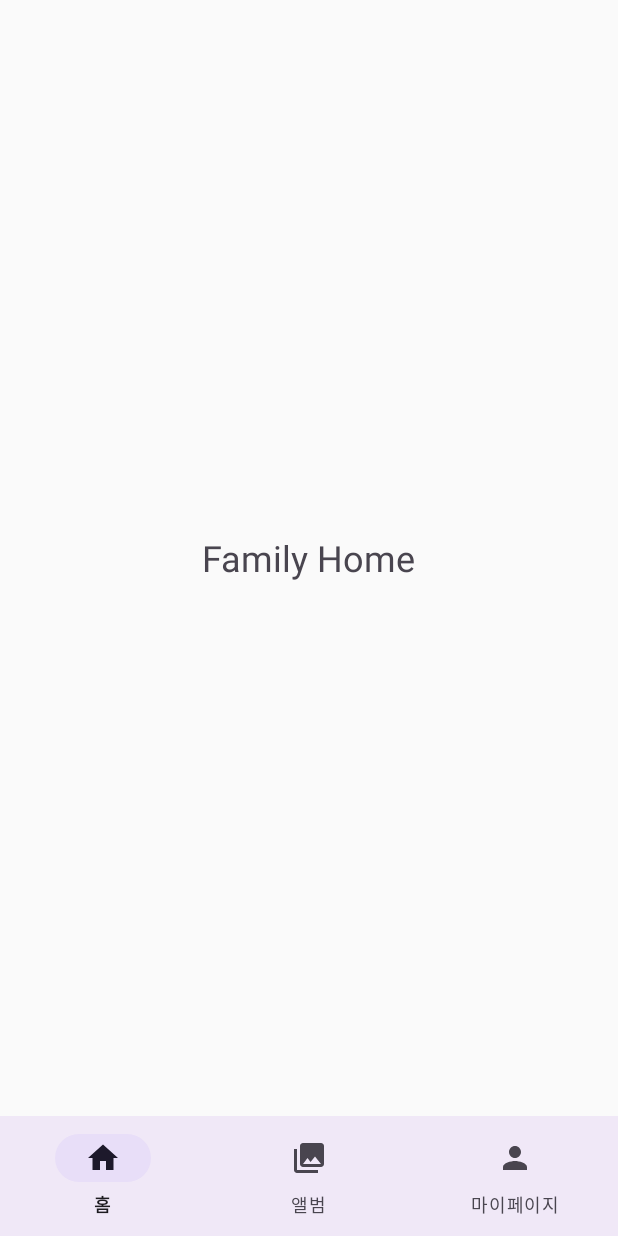
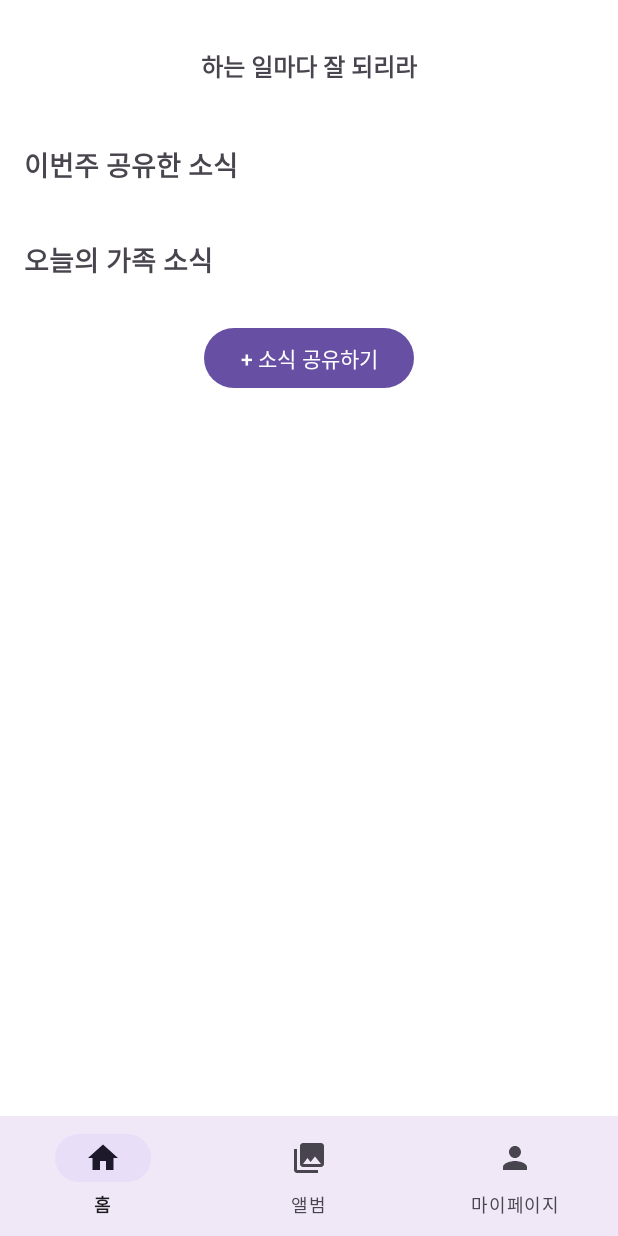
Before and after one commit to sanggyoon/Moodigae_familySNS, an Android app: the FamilyHomeFragment screen opened through its navigation route, on a phone screen of 412 x 824 dp. Run offline under Robolectric (Android 15) with nearby library versions, the phone set to English and light mode, and no system bars; our stand-ins replace Firebase (no records; nobody signed in at launch, a user with empty details on screens opened directly).

Commit message:
feat: 분기 처리 수정

```diff
--- a/app/src/main/java/com/example/familysns/MainActivity.kt
+++ b/app/src/main/java/com/example/familysns/MainActivity.kt
@@ -5,41 +5,85 @@ import android.view.View
 import androidx.appcompat.app.AppCompatActivity
 import androidx.navigation.fragment.NavHostFragment
 import com.google.android.material.bottomnavigation.BottomNavigationView
+import com.google.firebase.auth.FirebaseAuth
+import com.google.firebase.firestore.FirebaseFirestore
 import androidx.navigation.NavController
 import androidx.navigation.NavGraph
-import androidx.navigation.fragment.findNavController
 
 class MainActivity : AppCompatActivity() {
+
+    private lateinit var navController: NavController
+    private lateinit var navGraph: NavGraph
+    private lateinit var bottomNav: BottomNavigationView
 
     override fun onCreate(savedInstanceState: Bundle?) {
         super.onCreate(savedInstanceState)
         setContentView(R.layout.activity_main)
 
-        val hasFamily = intent.getBooleanExtra("hasFamily", false)
-
-        // NavController 및 NavGraph 구성
         val navHostFragment = supportFragmentManager
             .findFragmentById(R.id.nav_host_fragment) as NavHostFragment
-        val navController: NavController = navHostFragment.navController
+        navController = navHostFragment.navController
         val navInflater = navController.navInflater
-        val navGraph: NavGraph = navInflater.inflate(R.navigation.nav_graph)
+        navGraph = navInflater.inflate(R.navigation.nav_graph)
 
-        // ✅ startDestination 분기
-        navGraph.setStartDestination(
-            if (hasFamily) R.id.familyHomeFragment
-            else R.id.homeFragment
-        )
+        bottomNav = findViewById(R.id.bottom_navigation)
 
-        navController.graph = navGraph
+        // 🔥 Firestore에서 familyId 여부 판단
+        val currentUser = FirebaseAuth.getInstance().currentUser
+        if (currentUser != null) {
+            val userRef = FirebaseFirestore.getInstance()
+                .collection("users").document(currentUser.uid)
 
-        // 바텀 네비게이션 설정
-        val bottomNav = findViewById<BottomNavigationView>(R.id.bottom_navigation)
+            userRef.get().addOnSuccessListener { document ->
+                val familyIdList = document.get("familyId") as? List<*>
+                val hasFamily = !familyIdList.isNullOrEmpty()
 
+                navGraph.setStartDestination(
+                    if (hasFamily) R.id.familyHomeFragment
+                    else R.id.homeFragment
+                )
+                navController.graph = navGraph  // 그래프 적용은 여기서!
+                setupBottomNav() // 바텀 네비게이션도 여기서 연결
+            }.addOnFailureListener {
+                navGraph.setStartDestination(R.id.homeFragment)
+                navController.graph = navGraph
+                setupBottomNav()
+            }
+        } else {
+            // 로그인 안 돼있을 경우 홈으로
+            navGraph.setStartDestination(R.id.homeFragment)
+            navController.graph = navGraph
+            setupBottomNav()
+        }
+    }
+
+    private fun setupBottomNav() {
         bottomNav.setOnItemSelectedListener { item ->
             when (item.itemId) {
                 R.id.homeFragment -> {
-                    if (!navController.popBackStack(R.id.homeFragment, false)) {
-                        navController.navigate(R.id.homeFragment)
+                    val currentUser = FirebaseAuth.getInstance().currentUser
+                    if (currentUser != null) {
+                        val userRef = FirebaseFirestore.getInstance()
+                            .collection("users")
+                            .document(currentUser.uid)
+
+                        userRef.get().addOnSuccessListener { document ->
+                            val familyIdList = document.get("familyId") as? List<*>
+                            val destinationId = if (!familyIdList.isNullOrEmpty()) {
+                                R.id.familyHomeFragment
+                            } else {
+                                R.id.homeFragment
+                            }
+
+                            if (!navController.popBackStack(destinationId, false)) {
+                                navController.navigate(destinationId)
+                            }
+                        }
+                    } else {
+                        // 로그인 정보 없으면 기본 홈으로
+                        if (!navController.popBackStack(R.id.homeFragment, false)) {
+                            navController.navigate(R.id.homeFragment)
+                        }
                     }
                     true
                 }
--- a/app/src/main/res/layout/fragment_family_home.xml
+++ b/app/src/main/res/layout/fragment_family_home.xml
@@ -1,13 +1,84 @@
 <?xml version="1.0" encoding="utf-8"?>
-<FrameLayout xmlns:android="http://schemas.android.com/apk/res/android"
+<ScrollView xmlns:android="http://schemas.android.com/apk/res/android"
+    android:id="@+id/family_home_scroll"
     android:layout_width="match_parent"
     android:layout_height="match_parent"
-    android:background="#FAFAFA">
+    android:padding="16dp"
+    android:background="#FFFFFF">
 
-    <TextView
-        android:layout_gravity="center"
-        android:text="Family Home"
-        android:textSize="24sp"
-        android:layout_width="wrap_content"
-        android:layout_height="wrap_content" />
-</FrameLayout>
+    <LinearLayout
+        android:id="@+id/family_home_container"
+        android:layout_width="match_parent"
+        android:layout_height="wrap_content"
+        android:orientation="vertical">
+
+        <!-- 가훈 -->
+        <TextView
+            android:id="@+id/text_motto"
+            android:layout_width="match_parent"
+            android:layout_height="wrap_content"
+            android:padding="16dp"
+            android:text="하는 일마다 잘 되리라"
+            android:textStyle="bold"
+            android:textSize="16sp"
+            android:gravity="center"
+            android:layout_marginBottom="24dp" />
+
+        <!-- 이번주 공유한 소식 -->
+        <TextView
+            android:layout_width="wrap_content"
+            android:layout_height="wrap_content"
+            android:text="이번주 공유한 소식"
+            android:textStyle="bold"
+            android:textSize="18sp"
+            android:layout_marginBottom="12dp" />
+
+        <!-- 요일별 사진 -->
+        <HorizontalScrollView
+            android:layout_width="match_parent"
+            android:layout_height="wrap_content"
+            android:layout_marginBottom="24dp"
+            android:scrollbars="none">
+
+            <LinearLayout
+                android:id="@+id/weekly_photos_container"
+                android:layout_width="wrap_content"
+                android:layout_height="wrap_content"
+                android:orientation="horizontal" />
+        </HorizontalScrollView>
+
+        <!-- 오늘의 가족 소식 -->
+        <TextView
+            android:layout_width="wrap_content"
+            android:layout_height="wrap_content"
+            android:text="오늘의 가족 소식"
+            android:textStyle="bold"
+            android:textSize="18sp"
+            android:layout_marginBottom="12dp" />
+
+        <!-- 스크롤 가능한 카드 리스트 -->
+        <HorizontalScrollView
+            android:layout_width="match_parent"
+            android:layout_height="wrap_content"
+            android:scrollbars="none">
+
+            <LinearLayout
+                android:id="@+id/today_posts_container"
+                android:layout_width="wrap_content"
+                android:layout_height="wrap_content"
+                android:orientation="horizontal" />
+        </HorizontalScrollView>
+
+        <!-- 소식 공유하기 버튼 -->
+        <Button
+            android:id="@+id/btn_share_post"
+            android:layout_width="wrap_content"
+            android:layout_height="wrap_content"
+            android:text="+ 소식 공유하기"
+            android:layout_gravity="center_horizontal"
+            android:textColor="#FFFFFF"
+            android:layout_marginTop="16dp"
+            android:paddingHorizontal="24dp" />
+
+    </LinearLayout>
+</ScrollView>
```
